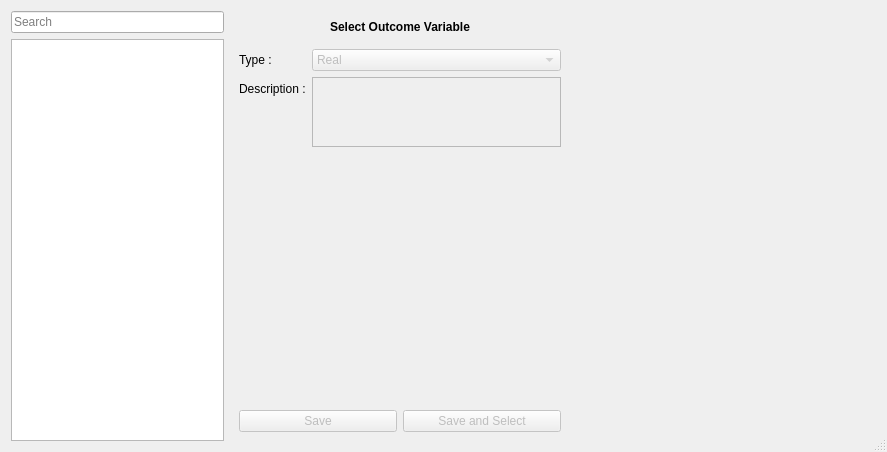
Old version of the form braviz/interaction/qt_guis/outcome_select.ui in the repository diego0020/braviz-app.
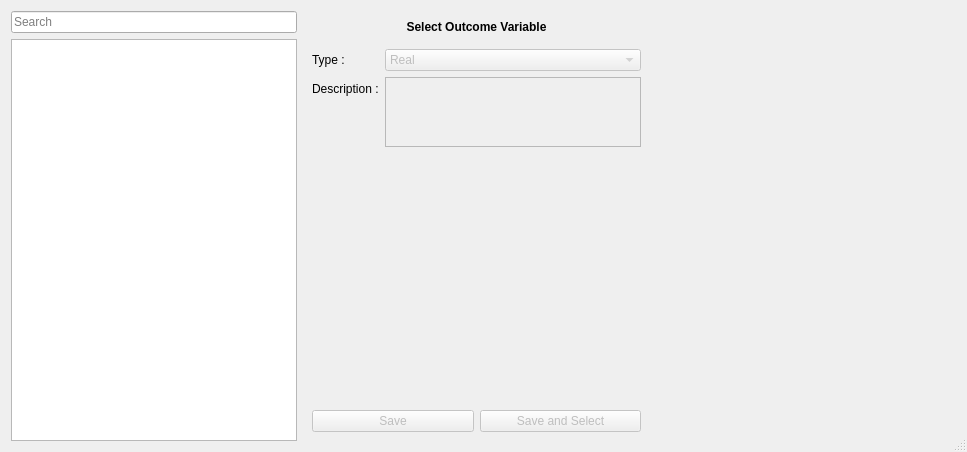
New version of the form.

Diff of the .ui file:
```diff
--- a/braviz/interaction/qt_guis/outcome_select.ui
+++ b/braviz/interaction/qt_guis/outcome_select.ui
@@ -9,7 +9,7 @@
    <rect>
     <x>0</x>
     <y>0</y>
-    <width>887</width>
+    <width>967</width>
     <height>452</height>
    </rect>
   </property>
@@ -55,7 +55,17 @@
        </widget>
       </item>
       <item>
-       <widget class="QTableView" name="tableView"/>
+       <widget class="QTableView" name="tableView">
+        <property name="minimumSize">
+         <size>
+          <width>100</width>
+          <height>0</height>
+         </size>
+        </property>
+        <attribute name="horizontalHeaderStretchLastSection">
+         <bool>true</bool>
+        </attribute>
+       </widget>
       </item>
      </layout>
     </widget>
```
